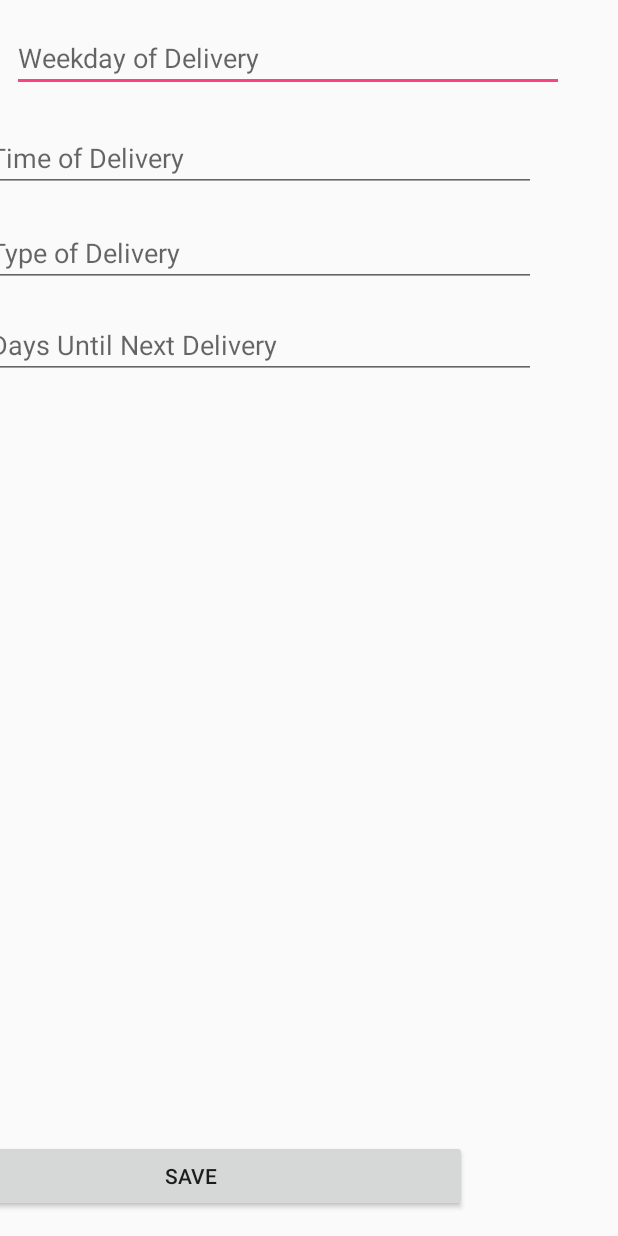
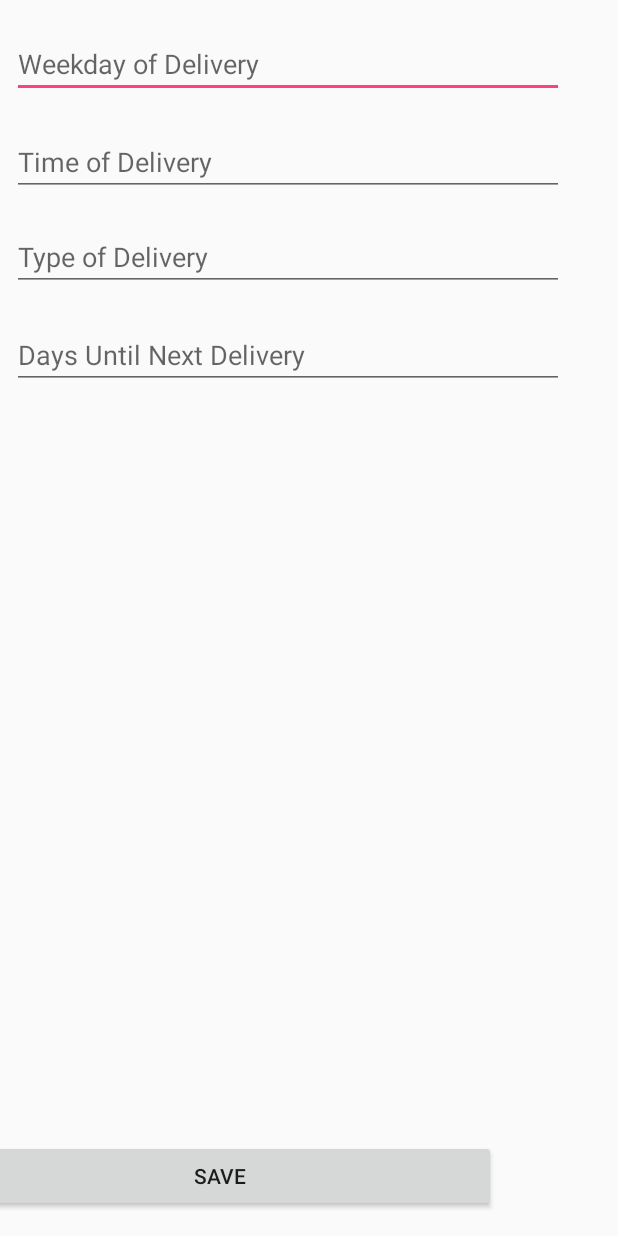
Before and after one commit to hermannvillanger/Assignments, an Android app: the AddAssignmentActivity screen opened directly, with no data from a screen before it, on a phone screen of 412 x 824 dp. Run offline under Robolectric (Android 15) with nearby library versions, the phone set to English and light mode, and no system bars.

Commit message:
Spacing between editText fields

```diff
--- a/app/src/main/res/layout/add_assignment.xml
+++ b/app/src/main/res/layout/add_assignment.xml
@@ -11,7 +11,7 @@
         android:layout_width="368dp"
         android:layout_height="wrap_content"
         android:layout_marginLeft="8dp"
-        android:layout_marginTop="16dp"
+        android:layout_marginTop="20dp"
         android:ems="10"
         android:hint="@string/weekday"
         android:inputType="text"
@@ -22,8 +22,8 @@
         android:id="@+id/delivery_time"
         android:layout_width="368dp"
         android:layout_height="wrap_content"
-        android:layout_marginLeft="-19dp"
-        android:layout_marginTop="21dp"
+        android:layout_marginLeft="0dp"
+        android:layout_marginTop="20dp"
         android:ems="10"
         android:hint="@string/deliveryTime"
         android:inputType="text"
@@ -35,7 +35,7 @@
         android:layout_width="368dp"
         android:layout_height="wrap_content"
         android:layout_marginLeft="0dp"
-        android:layout_marginTop="16dp"
+        android:layout_marginTop="20dp"
         android:ems="10"
         android:hint="@string/nextDelivery"
         android:inputType="text"
--- a/app/src/main/res/layout/add_course.xml
+++ b/app/src/main/res/layout/add_course.xml
@@ -14,11 +14,11 @@
         android:layout_height="wrap_content"
         android:layout_marginLeft="8dp"
         android:layout_marginRight="8dp"
-        android:layout_marginTop="100dp"
+        android:layout_marginTop="20dp"
         android:ems="10"
         android:hint="@string/courseName"
         android:inputType="text"
-        app:layout_constraintHorizontal_bias="0.0"
+        app:layout_constraintHorizontal_bias="1.0"
         app:layout_constraintLeft_toLeftOf="parent"
         app:layout_constraintRight_toRightOf="parent"
         app:layout_constraintTop_toTopOf="parent" />
```
